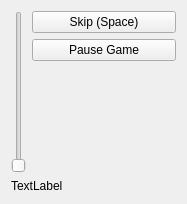
The window that ui/player.ui (tdauth/gustavsfairyland) describes before a commit, drawn with Qt 5.
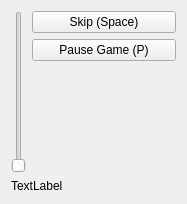
The same window after the commit.

Commit message: Vampire and wolf clip, pause timers when ending, use sound effect, update UI

Diff of the .ui file:
```diff
--- a/ui/player.ui
+++ b/ui/player.ui
@@ -49,7 +49,10 @@
      <item>
       <widget class="QPushButton" name="pausePushButton">
        <property name="text">
-        <string>Pause Game</string>
+        <string>Pause Game (P)</string>
+       </property>
+       <property name="shortcut">
+        <string>Ctrl+S</string>
        </property>
       </widget>
      </item>
```
Left out of the diff: 5 changed lines with no effect on the pictures. The commit also changes 8 other files.
